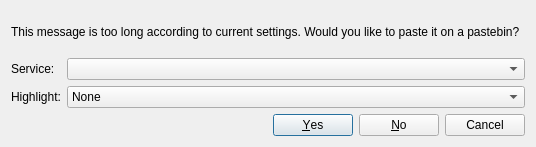
This is src/plugins/azoth/plugins/autopaste/pastedialog.ui in 0xd34df00d/leechcraft as Qt 5 draws it before an edit. The edited form follows.
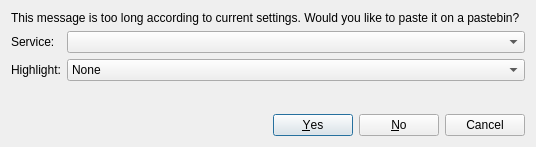
This is the edited form.

Commit message: [Azoth AP] Add a spacer to the layout

What changed in the file:
```diff
--- a/src/plugins/azoth/plugins/autopaste/pastedialog.ui
+++ b/src/plugins/azoth/plugins/autopaste/pastedialog.ui
@@ -89,6 +89,19 @@
      </item>
     </layout>
    </item>
+   <item>
+    <spacer name="verticalSpacer">
+     <property name="orientation">
+      <enum>Qt::Vertical</enum>
+     </property>
+     <property name="sizeHint" stdset="0">
+      <size>
+       <width>20</width>
+       <height>40</height>
+      </size>
+     </property>
+    </spacer>
+   </item>
    <item>
     <widget class="QDialogButtonBox" name="ButtonBox_">
      <property name="orientation">
```
